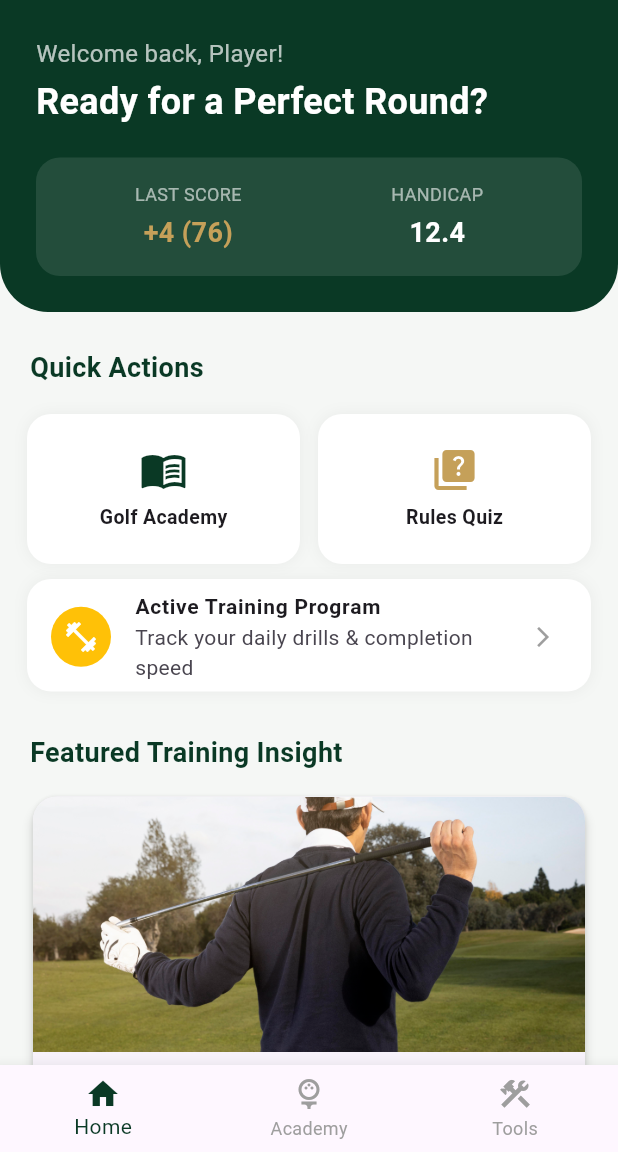
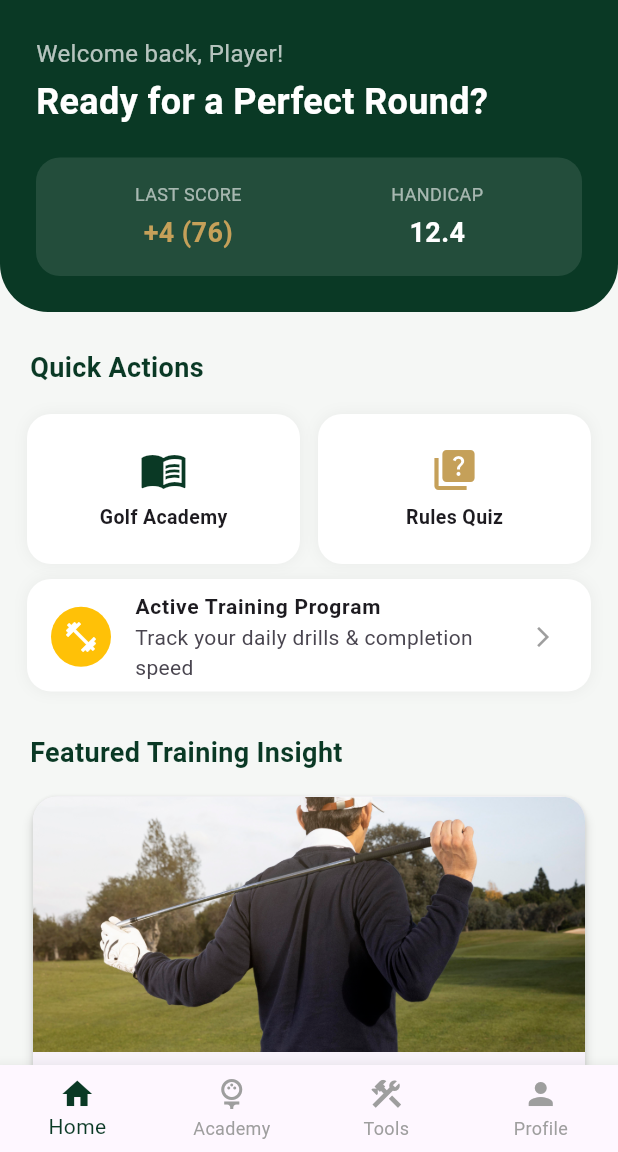
Before and after one commit to aneelaqamar/golf_pro_app, a Flutter app: the MainLayout screen opened directly, on a phone screen of 412 x 824 dp, the part 84-1236 px from its top. Run offline on Flutter 3.47's test engine with Material 3 defaults, Android fonts, the light colour scheme and no system bars.

Commit message:
fix: resolve widget compilation errors and complete layout file

```diff
--- a/lib/main_layout.dart
+++ b/lib/main_layout.dart
@@ -3,6 +3,7 @@ import 'gallery_screen.dart';
 import 'quiz_screen.dart';
 import 'tools_screen.dart';
 import 'training_screen.dart';
+import 'profile_screen.dart';
 import 'theme.dart';
 
 class MainLayout extends StatefulWidget {
@@ -15,10 +16,12 @@ class MainLayout extends StatefulWidget {
 class _MainLayoutState extends State<MainLayout> {
   int _selectedIndex = 0;
 
+  // Tracked screens list without invalid top-level const definitions
   final List<Widget> _screens = [
     const HomeDashboardView(),
     const GalleryScreen(),
     const ToolsScreen(),
+    const ProfileScreen(),
   ];
 
   void _onItemTapped(int index) {
@@ -46,12 +49,14 @@ class _MainLayoutState extends State<MainLayout> {
               icon: Icon(Icons.sports_golf), label: "Academy"),
           BottomNavigationBarItem(
               icon: Icon(Icons.construction), label: "Tools"),
+          BottomNavigationBarItem(icon: Icon(Icons.person), label: "Profile"),
         ],
       ),
     );
   }
 }
 
+// Dedicated Content Sub-Widget for the Main Home Feed view
 class HomeDashboardView extends StatelessWidget {
   const HomeDashboardView({super.key});
 
@@ -73,7 +78,7 @@ class HomeDashboardView extends StatelessWidget {
         child: Column(
           crossAxisAlignment: CrossAxisAlignment.start,
           children: [
-            // Welcome Header Status Banner
+            // Welcome Header Status Card Banner
             Container(
               width: double.infinity,
               padding: const EdgeInsets.all(24),
@@ -149,14 +154,14 @@ class HomeDashboardView extends StatelessWidget {
               ),
             ),
 
-            // Feature Quick Action Buttons
+            // Feature Quick Action Rows - Fixed closing brackets completely!
             Padding(
               padding: const EdgeInsets.symmetric(horizontal: 12),
               child: Column(
                 children: [
                   Row(
                     children: [
-                      // Tile 1: Golf Academy Screen
+                      // Tile 1: Golf Academy Screen shortcut
                       Expanded(
                         child: GestureDetector(
                           onTap: () {
@@ -194,7 +199,7 @@ class HomeDashboardView extends StatelessWidget {
                         ),
                       ),
 
-                      // Tile 2: Trivia Rules Quiz Screen
+                      // Tile 2: Trivia Rules Quiz Screen shortcut
                       Expanded(
                         child: GestureDetector(
                           onTap: () {
@@ -287,7 +292,7 @@ class HomeDashboardView extends StatelessWidget {
               ),
             ),
 
-            // Banner Section loading your local golf_grip.jpg asset cleanly
+            // Premium visual section completely loading your golf_grip.jpg asset
             Padding(
               padding: const EdgeInsets.symmetric(horizontal: 18),
               child: Card(
```
